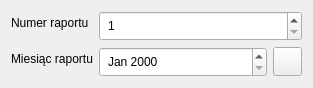
First picture: the form in libs/gui/pages/src/app/pages/ReportIdEditPage.ui, repository mbits-os/quick_dra, before the edit.
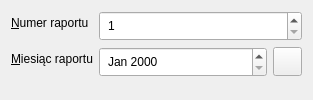
Second picture: the form after the edit.

Commit message: feat: setup buddies in forms

```diff
--- a/libs/gui/pages/src/app/pages/ReportIdEditPage.ui
+++ b/libs/gui/pages/src/app/pages/ReportIdEditPage.ui
@@ -7,7 +7,7 @@
     <x>0</x>
     <y>0</y>
     <width>313</width>
-    <height>76</height>
+    <height>100</height>
    </rect>
   </property>
   <property name="windowTitle">
@@ -16,8 +16,14 @@
   <layout class="QFormLayout" name="formLayout">
    <item row="0" column="0">
     <widget class="QLabel" name="label">
+     <property name="lineWidth">
+      <number>-4</number>
+     </property>
      <property name="text">
-      <string>Numer raportu</string>
+      <string>&amp;Numer raportu</string>
+     </property>
+     <property name="buddy">
+      <cstring>spinBox</cstring>
      </property>
     </widget>
    </item>
@@ -36,7 +42,10 @@
    <item row="1" column="0">
     <widget class="QLabel" name="label_2">
      <property name="text">
-      <string>Miesiąc raportu</string>
+      <string>&amp;Miesiąc raportu</string>
+     </property>
+     <property name="buddy">
+      <cstring>dateEdit</cstring>
      </property>
     </widget>
    </item>
```
The commit also changes 4 other files.
